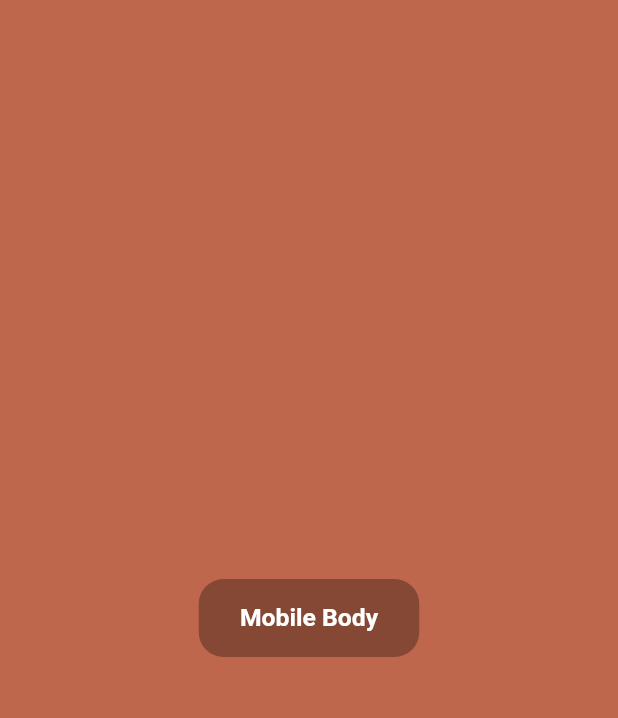
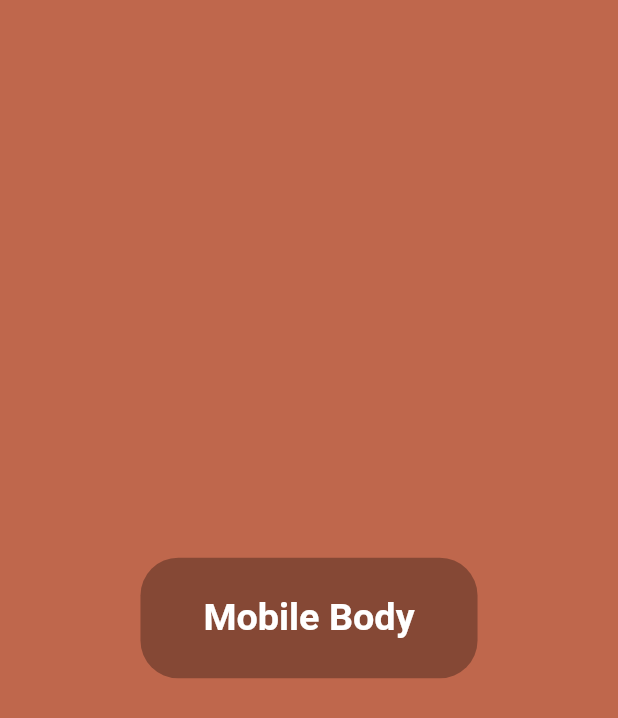
Before and after one commit to Mohiuddin655-DEV/flutter_utils, a Flutter app: the ResponsivePage screen opened directly, on a phone screen of 412 x 824 dp. Shown: the top 718 px of the screen. Run offline on Flutter 3.47's test engine with Material 2 defaults, Android fonts, the light colour scheme and no system bars; our stand-ins replace cloud_firestore, connectivity_plus, firebase_core, firebase_database, firebase_storage, flutter_smart_dialog and 3 more; accounts and stored records are empty; statements that could not run were skipped.

Commit message:
update size configuration - v.2.0.1

```diff
--- a/lib/core/utils/device_info.dart
+++ b/lib/core/utils/device_info.dart
@@ -1,7 +1,7 @@
 class DeviceInfo {
-  static const double mobileX = 9, mobileY = 16, mobileVariant = 3.6;
-  static const double tabX = 1, tabY = 1, tabVariant = 5;
-  static const double laptopX = 16, laptopY = 10, laptopVariant = 6;
-  static const double desktopX = 16, desktopY = 8, desktopVariant = 7;
-  static const double tvX = 0, tvY = 0, tvVariant = 8;
+  static const double mobileX = 9, mobileY = 16, mobileVariant = 3.9272727272727;
+  static const double tabX = 1, tabY = 1, tabVariant = 8.0;
+  static const double laptopX = 16, laptopY = 10, laptopVariant = 3.7;
+  static const double desktopX = 16, desktopY = 8, desktopVariant = 3.7;
+  static const double tvX = 0, tvY = 0, tvVariant = 3.7;
 }
--- a/lib/core/utils/size_config.dart
+++ b/lib/core/utils/size_config.dart
@@ -5,11 +5,13 @@ class SizeConfig {
   final BuildContext context;
   final DeviceConfig config;
   final bool detectScreen;
+  final bool detectVariant;
   final Size? _requireSize;
 
-  const SizeConfig(
+  const SizeConfig._(
     this.context, [
     this.detectScreen = false,
+    this.detectVariant = false,
     this.config = const DeviceConfig(),
     this._requireSize,
   ]);
@@ -17,10 +19,11 @@ class SizeConfig {
   static SizeConfig of(
     BuildContext context, {
     bool detectScreen = false,
+    bool detectVariant = false,
     DeviceConfig config = const DeviceConfig(),
     Size? size,
   }) {
-    return SizeConfig(context, detectScreen, config, size);
+    return SizeConfig._(context, detectScreen, detectVariant, config, size);
   }
 
   Size get size => _requireSize ?? MediaQuery.of(context).size;
@@ -29,14 +32,23 @@ class SizeConfig {
 
   double get height => size.height;
 
-  bool get isMobile => width <= config.mobile.width;
+  bool get isMobile =>
+      config.isMobile(width, height); //width <= config.mobile.width;
 
-  bool get isTab => width > config.mobile.width && width <= config.tab.width;
+  bool get isTab => config.isTab(
+        width,
+        height,
+      ); //width > config.mobile.width && width <= config.tab.width;
 
-  bool get isLaptop => width > config.tab.width && width <= config.laptop.width;
+  bool get isLaptop => config.isLaptop(
+        width,
+        height,
+      ); //width > config.tab.width && width <= config.laptop.width;
 
-  bool get isDesktop =>
-      width > config.laptop.width && width <= config.desktop.width;
+  bool get isDesktop => config.isDesktop(
+        width,
+        height,
+      ); //width > config.laptop.width && width <= config.desktop.width;
 
   bool get isTV => width > config.desktop.width;
 
@@ -45,14 +57,18 @@ class SizeConfig {
   double get _detectedSpace => detectScreen ? _suggestedSpace : width;
 
   double get _variant {
-    if (isTV) {
-      return config.tv.variant;
-    } else if (isDesktop) {
-      return config.desktop.variant;
-    } else if (isLaptop) {
-      return config.laptop.variant;
-    } else if (isTab) {
-      return config.tab.variant;
+    if (detectVariant) {
+      if (isMobile) {
+        return config.mobile.variant;
+      } else if (isTab) {
+        return config.tab.variant;
+      } else if (isLaptop) {
+        return config.laptop.variant;
+      } else if (isDesktop) {
+        return config.desktop.variant;
+      } else {
+        return config.tv.variant;
+      }
     } else {
       return config.mobile.variant;
     }
```
Also changed, not shown: lib/sample.dart (+38 -15 lines).
